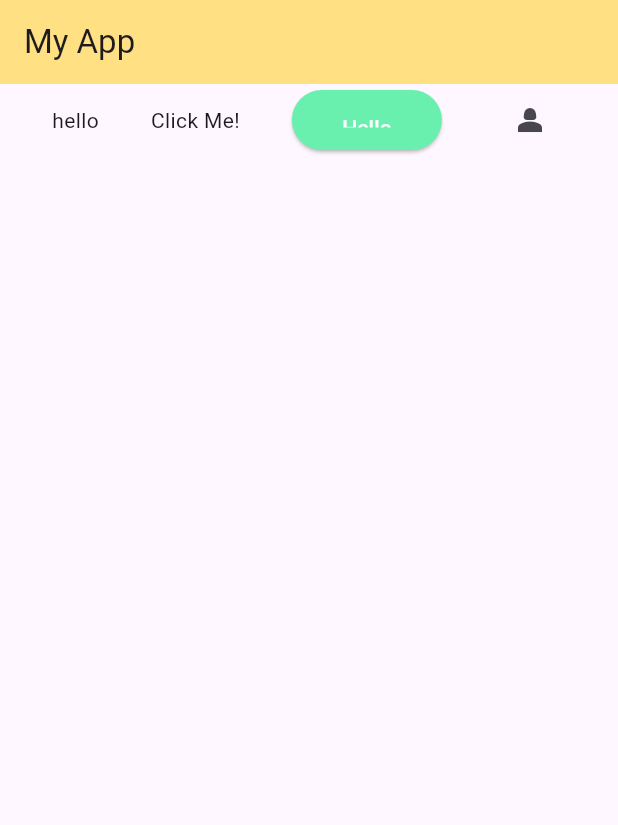
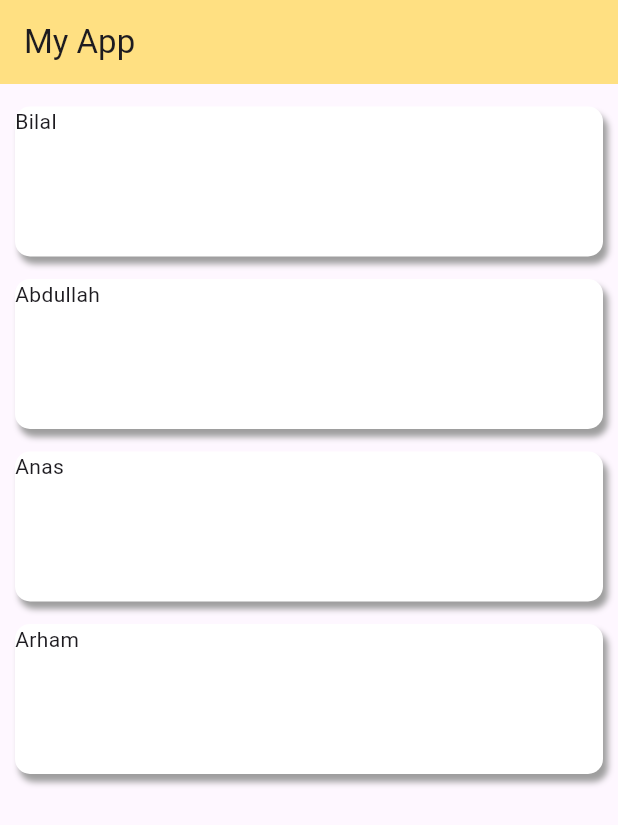
Before and after one commit to BilaalRashid278/learn_flutter, a Flutter app: the screen it shows after launch, on a phone screen of 412 x 824 dp. Shown: the top 825 px of the screen. Run offline on Flutter 3.47's test engine with Material 3 defaults, Android fonts, the phone set to English and light mode, and no system bars.

Commit message:
listview learn

```diff
--- /dev/null
+++ b/lib/components/ListView.dart
@@ -0,0 +1,53 @@
+// ignore_for_file: sort_child_properties_last
+
+import 'package:flutter/material.dart';
+
+class ListViewWidget extends StatefulWidget {
+  const ListViewWidget({super.key});
+  @override
+  // ignore: library_private_types_in_public_api
+  _ListViewWidgetState createState() => _ListViewWidgetState();
+}
+
+class _ListViewWidgetState extends State<ListViewWidget> {
+  Container commonListView(String path, String title, String shortDesc) {
+    return Container(
+      child: Text(title),
+      margin: const EdgeInsets.only(left: 10, right: 10, top: 15),
+      width: double.infinity,
+      height: 100,
+      decoration: const BoxDecoration(
+          color: Colors.white,
+          borderRadius: BorderRadius.all(Radius.circular(10)),
+          boxShadow: [
+            BoxShadow(color: Colors.grey, blurRadius: 3, offset: Offset(3, 5))
+          ]),
+    );
+  }
+
+  var arrNames = ['Bilal', 'Abdullah', 'Anas', 'Arham'];
+  @override
+  Widget build(BuildContext context) {
+    // return ListView(
+    //   reverse: true,
+    //   children: [
+    //     commonListView('htt', 'Bilal', 'He lives in lahore'),
+    //     commonListView('htt', 'Bilal', 'He lives in lahore'),
+    //     commonListView('htt', 'Bilal', 'He lives in lahore'),
+    //     commonListView('htt', 'Bilal', 'He lives in lahore'),
+    //     commonListView('htt', 'Bilal', 'He lives in lahore'),
+    //     commonListView('htt', 'Bilal', 'He lives in lahore'),
+    //     commonListView('htt', 'Bilal', 'He lives in lahore'),
+    //     commonListView('htt', 'Bilal', 'He lives in lahore'),
+    //     commonListView('htt', 'Bilal', 'He lives in lahore'),
+    //   ],
+    // );
+
+    return ListView.builder(
+      itemBuilder: (context, index) {
+        return commonListView('htt', arrNames[index], 'He lives in lahore');
+      },
+      itemCount: arrNames.length,
+    );
+  }
+}
--- a/lib/main.dart
+++ b/lib/main.dart
@@ -1,9 +1,10 @@
 // ignore_for_file: non_constant_identifier_names, library_prefixes, avoid_print
 
 import 'package:flutter/material.dart';
-// import './components/Containers.dart' as Containers
-import './components/Buttons.dart' as Buttons;
+import './components/Containers.dart' as Containers;
+// import './components/Buttons.dart' as Buttons;
 // import 'package:http/http.dart' as http;
+import './components/ListView.dart';
 // import 'd'
 
 void main() {
@@ -26,6 +27,6 @@ class MyApp extends StatelessWidget {
             appBar: AppBar(
                 backgroundColor: Colors.amber.shade200,
                 title: InkWell(onTap: () {}, child: const Text('My App'))),
-            body: const Buttons.Buttons()));
+            body: const ListViewWidget()));
   }
 }
```
Also changed, not shown: lib/components/Containers.dart (+14 -14 lines).
